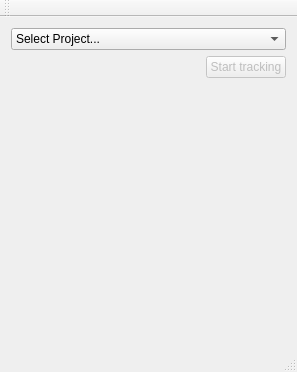
Above: mainwindow.ui from piklus/tracker before the change. Below: the same form after it.
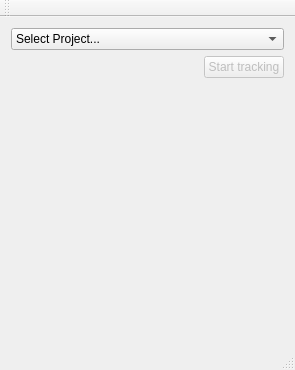
That is the form after the change.

```diff
--- a/mainwindow.ui
+++ b/mainwindow.ui
@@ -6,8 +6,8 @@
    <rect>
     <x>0</x>
     <y>0</y>
-    <width>297</width>
-    <height>372</height>
+    <width>295</width>
+    <height>370</height>
    </rect>
   </property>
   <property name="windowTitle">
```
Left out of the diff: 14 changed lines with no effect on the pictures.
